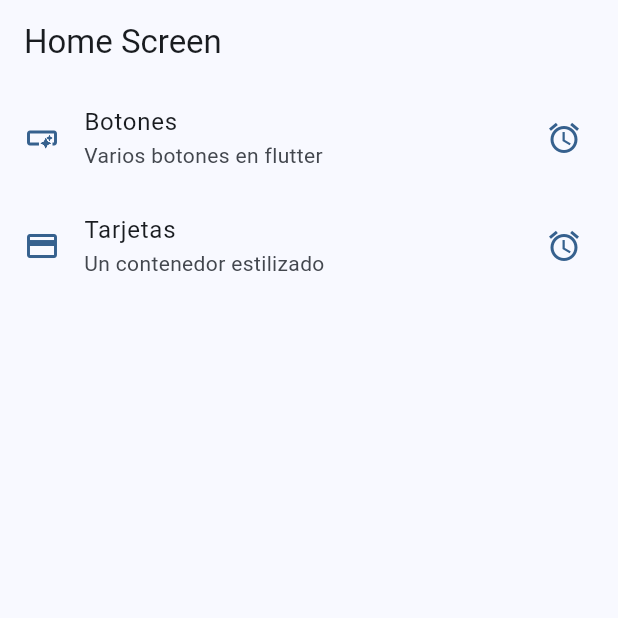
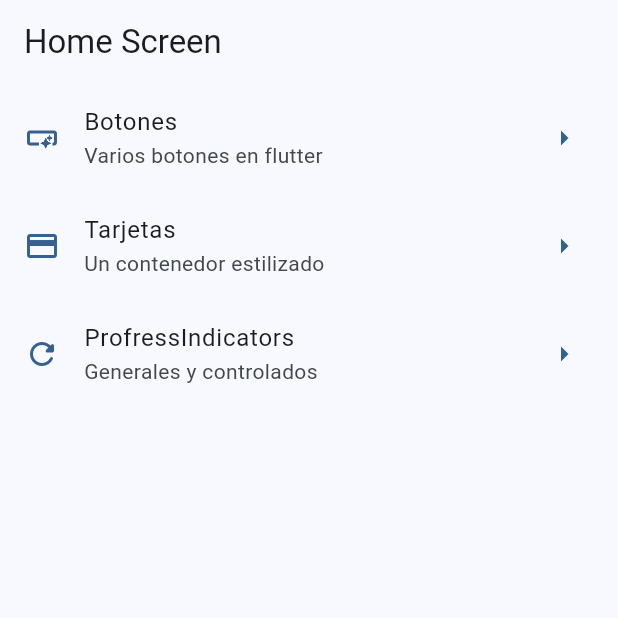
Before and after one commit to JulianRivers/widget_app, a Flutter app: the screen it shows after launch, on a phone screen of 412 x 824 dp, the top half of it. Run offline on Flutter 3.47's test engine with Material 2 defaults, Android fonts, the phone set to English and light mode, and no system bars; our stand-ins replace go_router.

```diff
--- a/lib/config/router/app_router.dart
+++ b/lib/config/router/app_router.dart
@@ -20,5 +20,10 @@ final appRouter = GoRouter(
       name: CardsScreen.name,
       builder: (context, state) => const CardsScreen(),
     ),
+    GoRoute(
+      path: '/progress',
+      name: ProgressScreen.name,
+      builder: (context, state) => const ProgressScreen(),
+    ),
   ],
 );
--- a/lib/menu/menu_item.dart
+++ b/lib/menu/menu_item.dart
@@ -23,5 +23,10 @@ const appMenuItems = <MenuItem>[
       title: 'Tarjetas',
       subTitle: 'Un contenedor estilizado',
       link: '/cards',
-      icon: Icons.credit_card)
+      icon: Icons.credit_card),
+  MenuItem(
+      title: 'ProfressIndicators',
+      subTitle: 'Generales y controlados',
+      link: '/progress',
+      icon: Icons.refresh_rounded),
 ];
--- a/lib/presentation/screens/home/home_screen.dart
+++ b/lib/presentation/screens/home/home_screen.dart
@@ -49,7 +49,7 @@ class _CustomListTile extends StatelessWidget {
         color: colors.primary,
       ),
       trailing: Icon(
-        Icons.access_alarm,
+        Icons.arrow_right,
         color: colors.primary,
       ),
       onTap: () {
```
Also changed, not shown: lib/presentation/screens/progress/progress_screen.dart (+37 -0 lines).
